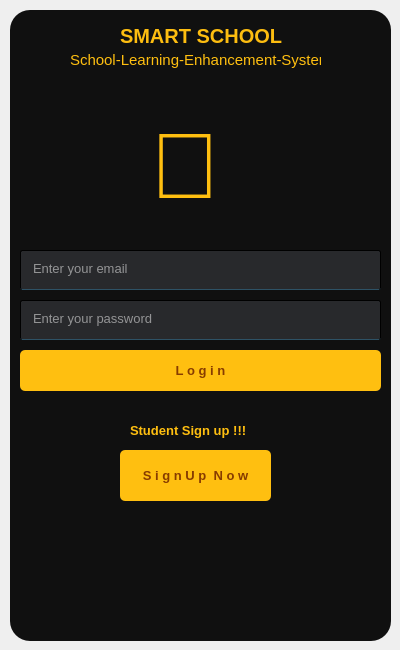
This is login_form.ui in ismailuzum/Smart-School-School-Learning-Enhancement-System as Qt 5 draws it before an edit. The edited form follows.
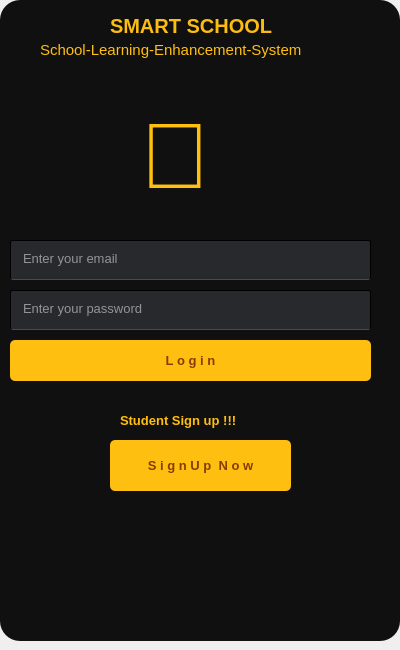
This is the edited form.

Diff of the .ui file:
```diff
--- a/login_form.ui
+++ b/login_form.ui
@@ -25,10 +25,10 @@
    </property>
    <property name="geometry">
     <rect>
-     <x>10</x>
-     <y>10</y>
-     <width>381</width>
-     <height>631</height>
+     <x>0</x>
+     <y>0</y>
+     <width>400</width>
+     <height>641</height>
     </rect>
    </property>
    <property name="maximumSize">
@@ -144,9 +144,9 @@
     <property name="geometry">
      <rect>
       <x>140</x>
-      <y>100</y>
+      <y>70</y>
       <width>101</width>
-      <height>111</height>
+      <height>171</height>
      </rect>
     </property>
     <property name="font">
@@ -166,7 +166,7 @@
      <rect>
       <x>120</x>
       <y>410</y>
-      <width>131</width>
+      <width>161</width>
       <height>21</height>
      </rect>
     </property>
@@ -189,7 +189,7 @@
      <rect>
       <x>110</x>
       <y>440</y>
-      <width>151</width>
+      <width>181</width>
       <height>51</height>
      </rect>
     </property>
@@ -221,7 +221,7 @@
      <rect>
       <x>110</x>
       <y>0</y>
-      <width>171</width>
+      <width>241</width>
       <height>51</height>
      </rect>
     </property>
@@ -243,9 +243,9 @@
    <widget class="QLabel" name="label_4">
     <property name="geometry">
      <rect>
-      <x>60</x>
+      <x>40</x>
       <y>40</y>
-      <width>251</width>
+      <width>321</width>
       <height>20</height>
      </rect>
     </property>
@@ -261,6 +261,14 @@
      <string>School-Learning-Enhancement-System</string>
     </property>
    </widget>
+   <zorder>label</zorder>
+   <zorder>tb1</zorder>
+   <zorder>tb2</zorder>
+   <zorder>b1</zorder>
+   <zorder>label_2</zorder>
+   <zorder>b2</zorder>
+   <zorder>label_3</zorder>
+   <zorder>label_4</zorder>
   </widget>
  </widget>
  <resources/>
```
